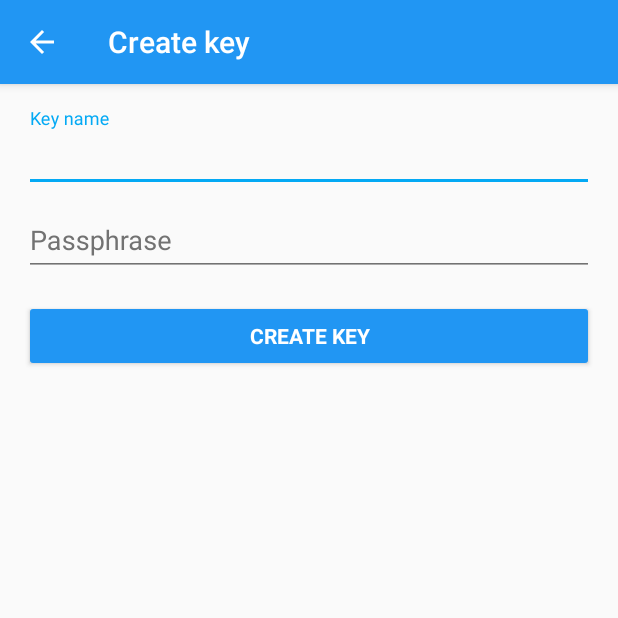
After one commit to cpoppema/pass-mobile-android, an Android app: the CreateKeyActivity screen opened directly, with no data from a screen before it, on a phone screen of 412 x 824 dp, the top half of it. The commit adds this screen. Run offline under Robolectric (Android 15) with nearby library versions, the phone set to English and light mode, and no system bars.

Commit message:
Add "Create key"-form and busy indicator and better colors for buttons.

```diff
--- a/app/src/main/AndroidManifest.xml
+++ b/app/src/main/AndroidManifest.xml
@@ -27,7 +27,10 @@
         <activity
             android:name=".secrets.SecretsActivity"
             android:label="@string/title_activity_secrets"
-            android:theme="@style/AppTheme.NoActionBar"></activity>
+            android:theme="@style/AppTheme.NoActionBar" />
+        <activity
+            android:name=".settings.CreateKeyActivity"
+            android:label="@string/title_activity_create_key" />
     </application>
 
 </manifest>
--- a/app/src/main/java/mobile/android/pass/secrets/SecretsActivity.java
+++ b/app/src/main/java/mobile/android/pass/secrets/SecretsActivity.java
@@ -9,6 +9,7 @@ import android.view.View;
 
 import mobile.android.pass.R;
 
+// TODO: https://github.com/codepath/android_guides/wiki/Using-an-ArrayAdapter-with-ListView
 public class SecretsActivity extends AppCompatActivity {
 
     @Override
--- /dev/null
+++ b/app/src/main/res/layout/activity_create_key.xml
@@ -0,0 +1,74 @@
+<LinearLayout xmlns:android="http://schemas.android.com/apk/res/android"
+    xmlns:tools="http://schemas.android.com/tools"
+    android:layout_width="match_parent"
+    android:layout_height="match_parent"
+    android:gravity="center_horizontal"
+    android:orientation="vertical"
+    android:paddingBottom="@dimen/activity_vertical_margin"
+    android:paddingLeft="@dimen/activity_horizontal_margin"
+    android:paddingRight="@dimen/activity_horizontal_margin"
+    android:paddingTop="@dimen/activity_vertical_margin"
+    tools:context=".settings.CreateKeyActivity">
+
+    <!-- Login progress -->
+    <ProgressBar
+        android:id="@+id/login_progress"
+        style="?android:attr/progressBarStyleLarge"
+        android:layout_width="wrap_content"
+        android:layout_height="wrap_content"
+        android:layout_marginBottom="8dp"
+        android:visibility="gone" />
+
+    <ScrollView
+        android:id="@+id/login_form"
+        android:layout_width="match_parent"
+        android:layout_height="match_parent">
+
+        <LinearLayout
+            android:id="@+id/email_login_form"
+            android:layout_width="match_parent"
+            android:layout_height="wrap_content"
+            android:orientation="vertical">
+
+            <android.support.design.widget.TextInputLayout
+                android:layout_width="match_parent"
+                android:layout_height="wrap_content">
+
+                <EditText
+                    android:id="@+id/key_name"
+                    android:layout_width="match_parent"
+                    android:layout_height="wrap_content"
+                    android:hint="@string/prompt_key_name"
+                    android:inputType="textNoSuggestions"
+                    android:maxLines="1"
+                    android:singleLine="true" />
+
+            </android.support.design.widget.TextInputLayout>
+
+            <android.support.design.widget.TextInputLayout
+                android:layout_width="match_parent"
+                android:layout_height="wrap_content">
+
+                <EditText
+                    android:id="@+id/passphrase"
+                    android:layout_width="match_parent"
+                    android:layout_height="wrap_content"
+                    android:hint="@string/prompt_passphrase"
+                    android:inputType="textPassword"
+                    android:maxLines="1"
+                    android:singleLine="true" />
+
+            </android.support.design.widget.TextInputLayout>
+
+            <Button
+                android:id="@+id/create_key_button"
+                style="?android:textAppearanceSmall"
+                android:layout_width="match_parent"
+                android:layout_height="wrap_content"
+                android:layout_marginTop="16dp"
+                android:text="@string/action_create_key"
+                android:textStyle="bold" />
+
+        </LinearLayout>
+    </ScrollView>
+</LinearLayout>
--- a/app/src/main/res/layout/fragment_unlock.xml
+++ b/app/src/main/res/layout/fragment_unlock.xml
@@ -4,10 +4,11 @@
     android:layout_height="match_parent">
 
     <EditText
-        android:layout_width="wrap_content"
+        android:layout_width="match_parent"
         android:layout_height="wrap_content"
         android:inputType="textPassword"
         android:layout_margin="@dimen/text_margin"
         android:id="@+id/unlock_passphrase"
-        android:layout_weight="1" />
+        android:maxLines="1"
+        android:singleLine="true" />
 </LinearLayout>
--- a/app/src/main/res/values/strings.xml
+++ b/app/src/main/res/values/strings.xml
@@ -44,5 +44,13 @@
     <string name="unlock_invalid">Invalid passphrase</string>
     <string name="unlock_title">Passphrase</string>
 
-    <string name="title_activity_secrets">SecretsActivity</string>
+    <!-- SecretsActivity -->
+    <string name="title_activity_secrets">Secrets</string>
+
+    <!-- CreateKeyActivity -->
+    <string name="title_activity_create_key">Create key</string>
+    <string name="prompt_key_name">Key name</string>
+    <string name="prompt_passphrase">Passphrase</string>
+    <string name="action_create_key">Create key</string>
+    <string name="error_field_required">This field is required</string>
 </resources>
--- a/app/src/main/res/values/styles.xml
+++ b/app/src/main/res/values/styles.xml
@@ -1,19 +1,21 @@
 <resources>
+    <style name="AppTheme" parent="Theme.AppCompat.Light.DarkActionBar">
+        <!-- Preference title text color -->
+        <item name="android:textColorPrimary">@color/primary_text</item>
 
-    <style name="AppTheme" parent="Theme.AppCompat.Light.DarkActionBar">
         <!-- Button background color -->
-        <!--<item name="android:colorButtonNormal">@android:color/legacy_light_button_normal</item>-->
+        <item name="android:colorButtonNormal">@color/primary</item>
 
-        <!-- Button text color -->
-        <item name="android:textColorPrimary">@color/primary_text</item>
+        <!-- Input without focus hint color -->
+        <item name="android:textColorHint">@color/secondary_text</item>
 
         <!-- Input border bottom color -->
         <item name="android:textColorSecondary">@color/secondary_text</item>
 
-        <!-- Input label color -->
-        <item name="android:textColorTertiary">@color/accent</item>
+        <!-- Button text color -->
+        <item name="android:textColorTertiary">@android:color/white</item>
 
-        <!-- Input cursor and border bottom color -->
+        <!-- Input with focus label, cursor and border bottom color -->
         <item name="colorAccent">@color/accent</item>
 
         <!-- App bar background color -->
```
Also changed, not shown: app/src/main/java/mobile/android/pass/secrets/UnlockFragment.java (+6 -1 lines), app/src/main/java/mobile/android/pass/settings/CreateKeyActivity.java (added, +278 -0 lines), app/src/main/java/mobile/android/pass/settings/KeyActionsDialog.java (renamed from app/src/main/java/mobile/android/pass/settings/PublicKeyDialogPreference.java, +9 -4 lines), app/src/main/java/mobile/android/pass/settings/SettingsFragment.java (+4 -5 lines), app/src/main/res/xml/activity_settings.xml (+6 -4 lines).
